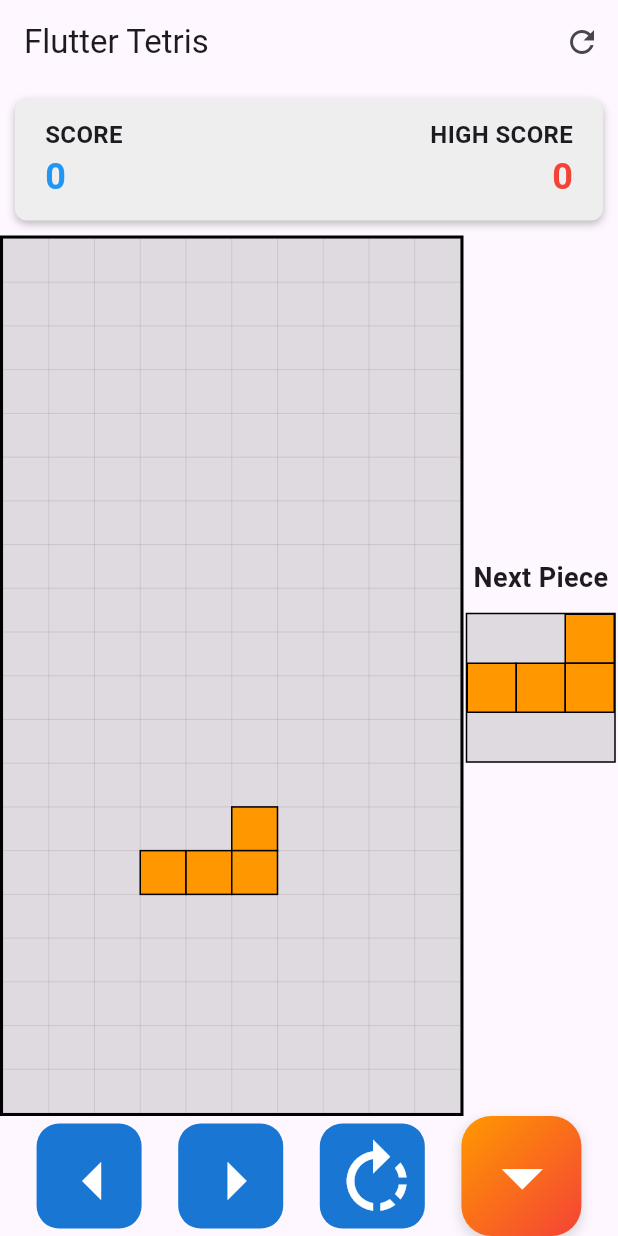
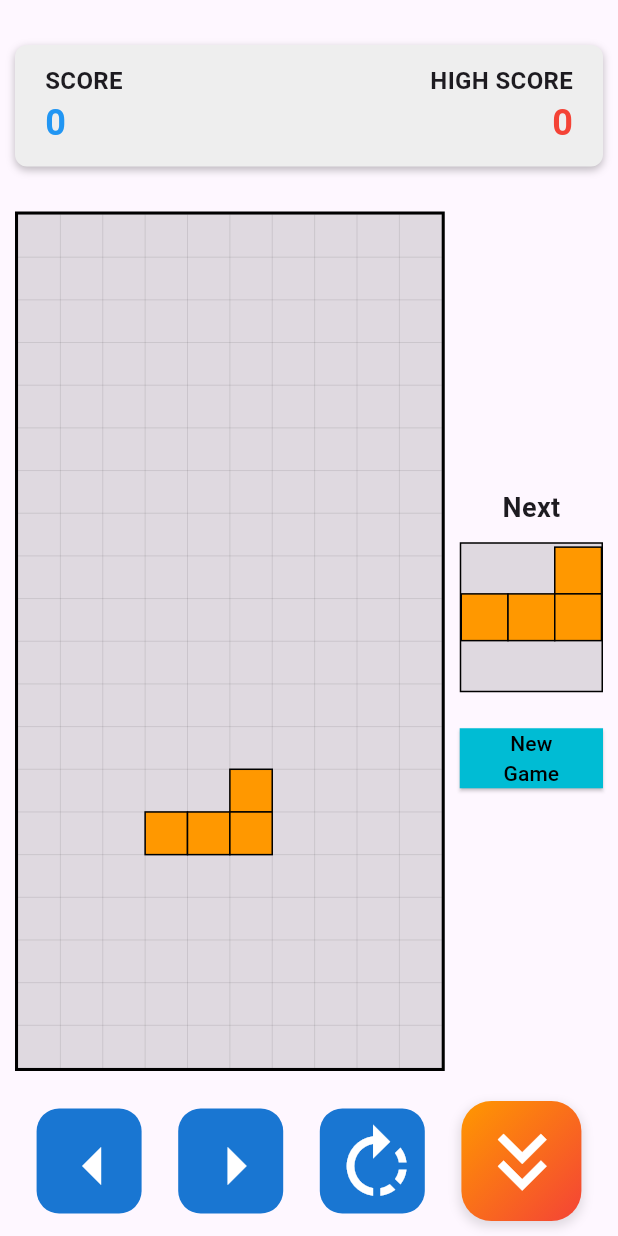
Before and after one commit to kosmas1991/metris, a Flutter app: the screen it shows after launch, on a phone screen of 412 x 824 dp. Run offline on Flutter 3.47's test engine with Material 3 defaults, Android fonts, the light colour scheme and no system bars; our stand-ins replace equatable, flutter_bloc, hydrated_bloc.

Commit message:
small fixes UI

```diff
--- a/lib/screens/tetris_screen.dart
+++ b/lib/screens/tetris_screen.dart
@@ -43,8 +43,8 @@ class _TetrisScreenState extends State<TetrisScreen> {
 
   void initGame() {
     // Initialize empty game board
-    gameBoard = List.generate(
-        boardHeight, (_) => List.generate(boardWidth, (_) => 0));
+    gameBoard =
+        List.generate(boardHeight, (_) => List.generate(boardWidth, (_) => 0));
 
     // Create initial pieces
     currentPiece = Tetromino.getRandom();
@@ -230,21 +230,25 @@ class _TetrisScreenState extends State<TetrisScreen> {
     final highScore = scoreState.highScore;
 
     return Scaffold(
-      appBar: AppBar(
-        title: const Text('Flutter Tetris'),
-        actions: [
-          IconButton(
-            icon: const Icon(Icons.refresh),
-            onPressed: resetGame,
-          ),
-        ],
-      ),
+      // appBar: AppBar(
+      //   title: const Text('Flutter Tetris'),
+      //   actions: [
+      //     IconButton(
+      //       icon: const Icon(Icons.refresh),
+      //       onPressed: resetGame,
+      //     ),
+      //   ],
+      // ),
       body: Column(
         children: [
+          const SizedBox(
+            height: 20,
+          ),
           ScoreBoard(score: score, highScore: highScore),
           Expanded(
             child: Row(
               children: [
+                const SizedBox(width: 10),
                 Expanded(
                   flex: 3,
                   child: GameBoard(
@@ -252,6 +256,7 @@ class _TetrisScreenState extends State<TetrisScreen> {
                     currentPiece: currentPiece,
                   ),
                 ),
+                const SizedBox(width: 10),
                 Expanded(
                   flex: 1,
                   child: Column(
@@ -259,14 +264,27 @@ class _TetrisScreenState extends State<TetrisScreen> {
                     children: [
                       NextPiece(piece: nextPiece),
                       const SizedBox(height: 20),
-                      if (isGameOver)
-                        ElevatedButton(
-                          onPressed: resetGame,
-                          child: const Text('Play Again'),
+                      // if (isGameOver)
+                      ElevatedButton(
+                        onPressed: resetGame,
+                        style: ButtonStyle(
+                            backgroundColor:
+                                const WidgetStatePropertyAll(Colors.cyan),
+                            shape: WidgetStateProperty.all<LinearBorder>(
+                              const LinearBorder(),
+                            )),
+                        child: const Text(
+                          'New Game',
+                          style: TextStyle(
+                            color: Colors.black,
+                          ),
+                          textAlign: TextAlign.center,
                         ),
+                      ),
                     ],
                   ),
                 ),
+                const SizedBox(width: 10),
               ],
             ),
           ),
@@ -343,7 +361,7 @@ class _TetrisScreenState extends State<TetrisScreen> {
                   onLongPressUp: cancelFastDrop,
                   child: IconButton(
                     icon: const Icon(
-                      Icons.arrow_drop_down,
+                      Icons.keyboard_double_arrow_down,
                       color: Colors.white,
                     ),
                     onPressed: moveDown,
@@ -353,6 +371,9 @@ class _TetrisScreenState extends State<TetrisScreen> {
               ),
             ],
           ),
+          const SizedBox(
+            height: 10,
+          )
         ],
       ),
     );
--- a/lib/widgets/next_piece.dart
+++ b/lib/widgets/next_piece.dart
@@ -14,7 +14,7 @@ class NextPiece extends StatelessWidget {
     return Column(
       children: [
         const Text(
-          'Next Piece',
+          'Next',
           style: TextStyle(fontSize: 18, fontWeight: FontWeight.bold),
         ),
         const SizedBox(height: 10),
```
Also changed, not shown: lib/game/tetris_game.dart (deleted).
